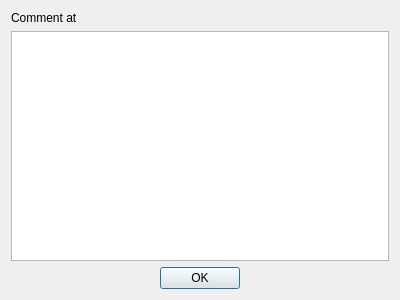
The window that src/commentwindow.ui (ivop/frida) describes before a commit, drawn with Qt 5.
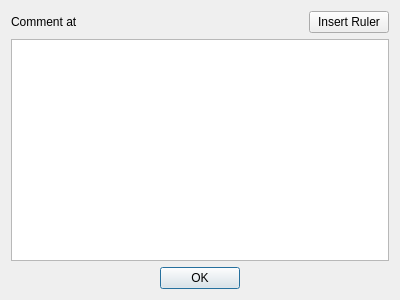
The same window after the commit.

Commit message: add insert ruler button to comment window

```diff
--- a/src/commentwindow.ui
+++ b/src/commentwindow.ui
@@ -15,6 +15,8 @@
   </property>
   <layout class="QVBoxLayout" name="verticalLayout">
    <item>
+    <layout class="QHBoxLayout" name="horizontalLayout_3">
+     <item>
     <widget class="QLabel" name="label">
      <property name="text">
       <string>Comment at</string>
@@ -22,7 +24,36 @@
     </widget>
    </item>
    <item>
-    <widget class="QPlainTextEdit" name="plainTextEdit"/>
+      <spacer name="horizontalSpacer">
+       <property name="orientation">
+        <enum>Qt::Horizontal</enum>
+       </property>
+       <property name="sizeHint" stdset="0">
+        <size>
+         <width>40</width>
+         <height>20</height>
+        </size>
+       </property>
+      </spacer>
+     </item>
+     <item>
+      <widget class="QPushButton" name="rulerButton">
+       <property name="text">
+        <string>Insert Ruler</string>
+       </property>
+      </widget>
+     </item>
+    </layout>
+   </item>
+   <item>
+    <widget class="QPlainTextEdit" name="plainTextEdit">
+     <property name="sizePolicy">
+      <sizepolicy hsizetype="Expanding" vsizetype="Expanding">
+       <horstretch>0</horstretch>
+       <verstretch>0</verstretch>
+      </sizepolicy>
+     </property>
+    </widget>
    </item>
    <item>
     <widget class="QDialogButtonBox" name="buttonBox">
```
Lines whose indentation alone changed are shown as unchanged. The commit also changes 2 other files.
